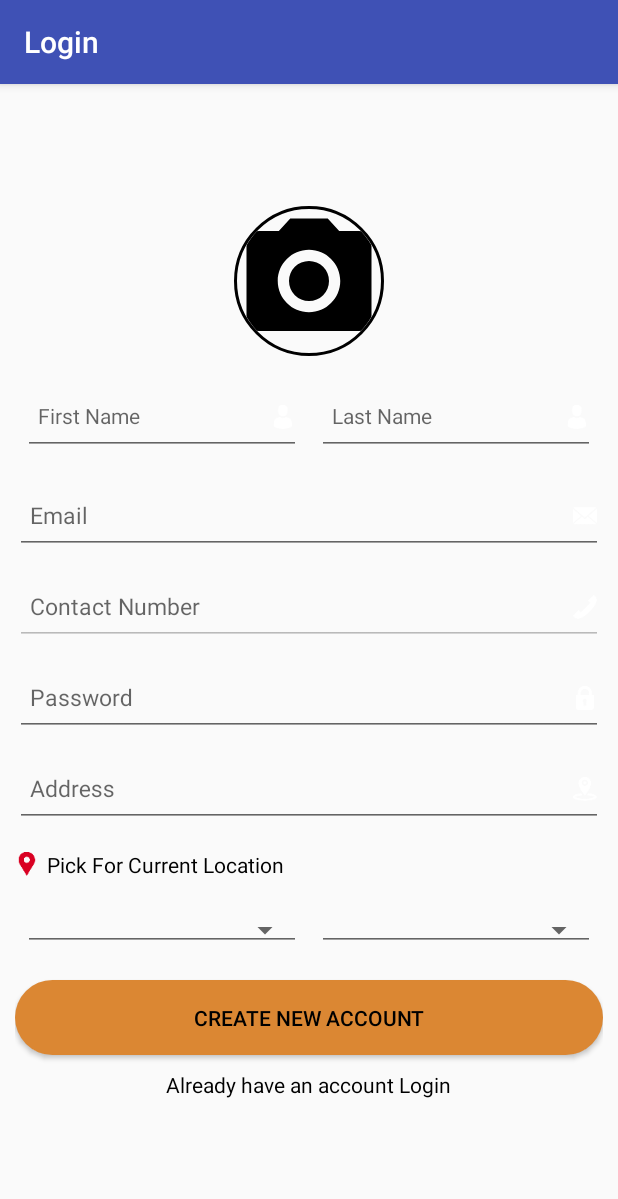
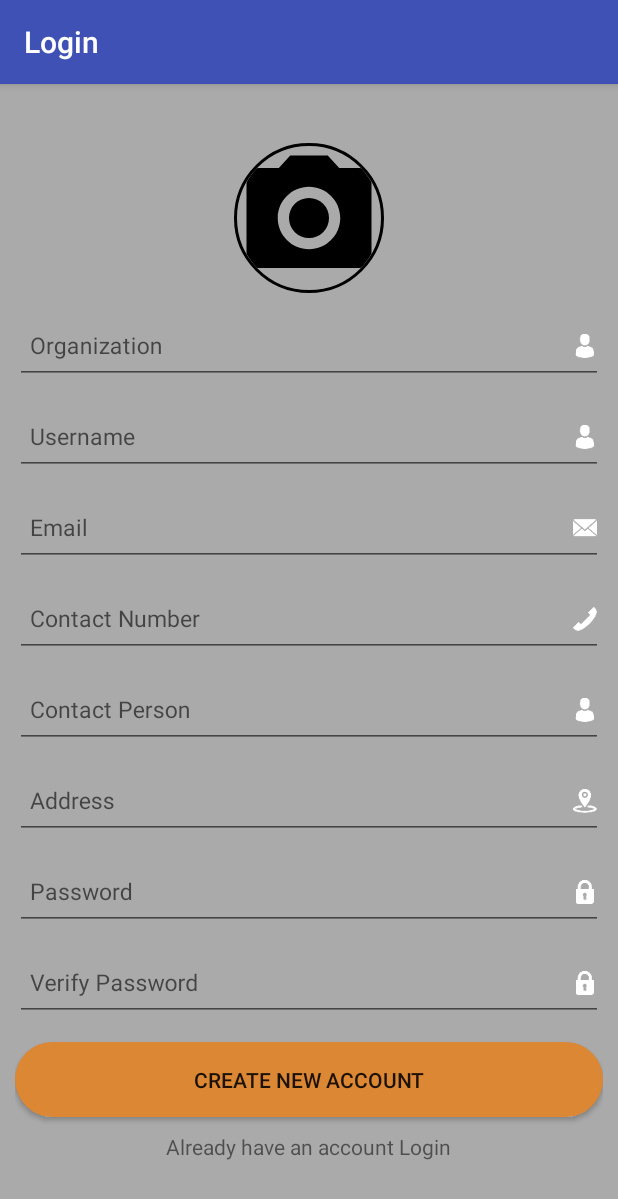
Before and after one commit to codebasepk/carcare, an Android app: the fragment SignUp placed in its activity, on a phone screen of 412 x 824 dp. Shown: the top 1199 px of the screen. Run offline under Robolectric (Android 15) with nearby library versions, the phone set to English and light mode, and no system bars; our stand-ins replace CircleImageView.

Commit message:
add registration

```diff
--- a/app/src/main/java/com/byteshaft/carecare/serviceprovidersaccount/Login.java
+++ b/app/src/main/java/com/byteshaft/carecare/serviceprovidersaccount/Login.java
@@ -5,6 +5,7 @@ import android.support.annotation.NonNull;
 import android.support.annotation.Nullable;
 import android.support.v4.app.Fragment;
 import android.support.v7.app.AppCompatActivity;
+import android.util.Log;
 import android.view.LayoutInflater;
 import android.view.View;
 import android.view.ViewGroup;
@@ -13,8 +14,16 @@ import android.widget.EditText;
 import android.widget.TextView;
 
 import com.byteshaft.carecare.R;
+import com.byteshaft.carecare.utils.AppGlobals;
+import com.byteshaft.carecare.utils.Helpers;
+import com.byteshaft.requests.HttpRequest;
 
-public class Login extends Fragment implements View.OnClickListener {
+import org.json.JSONException;
+import org.json.JSONObject;
+
+import java.net.HttpURLConnection;
+
+public class Login extends Fragment implements View.OnClickListener, HttpRequest.OnReadyStateChangeListener, HttpRequest.OnErrorListener {
 
     private View mBaseView;
 
@@ -24,6 +33,8 @@ public class Login extends Fragment implements View.OnClickListener {
     private EditText mEmailEditText;
     private EditText mPasswordEditText;
 
+    private String mEmailString;
+    private String mPasswordString;
 
     @Nullable
     @Override
@@ -49,6 +60,9 @@ public class Login extends Fragment implements View.OnClickListener {
     public void onClick(View view) {
         switch (view.getId()) {
             case R.id.button_sign_in:
+                if (validate()) {
+                    loginUser(mEmailString, mPasswordString);
+                }
                 break;
             case R.id.sign_up_text_view:
                 ServiceProviderAccount.getInstance().loadFragment(new SignUp());
@@ -58,4 +72,73 @@ public class Login extends Fragment implements View.OnClickListener {
                 break;
         }
     }
+
+    public boolean validate() {
+        boolean valid = true;
+        mEmailString = mEmailEditText.getText().toString();
+        mPasswordString = mPasswordEditText.getText().toString();
+        if (mEmailString.trim().isEmpty() || !android.util.Patterns.EMAIL_ADDRESS.matcher(mEmailString).matches()) {
+            mEmailEditText.setError("Please provide a valid email");
+            valid = false;
+        } else {
+            mEmailEditText.setError(null);
+        }
+
+        if (mPasswordString.isEmpty() || mPasswordEditText.length() < 4) {
+            mPasswordEditText.setError("Enter minimum 4 alphanumeric characters");
+            valid = false;
+        } else {
+            mPasswordEditText.setError(null);
+        }
+        return valid;
+    }
+
+
+    private void loginUser(String email, String password) {
+        HttpRequest request = new HttpRequest(getActivity());
+        request.setOnReadyStateChangeListener(this);
+        request.setOnErrorListener(this);
+        request.open("POST", String.format("%slogin", AppGlobals.BASE_URL));
+        request.send(getUserLoginData(email, password));
+        Helpers.showProgressDialog(getActivity(), "Logging In");
+    }
+
+
+    private String getUserLoginData(String email, String password) {
+        JSONObject jsonObject = new JSONObject();
+        try {
+            jsonObject.put("email", email);
+            jsonObject.put("password", password);
+        } catch (JSONException e) {
+            e.printStackTrace();
+        }
+        return jsonObject.toString();
+
+    }
+
+    @Override
+    public void onReadyStateChange(HttpRequest request, int readyState) {
+        switch (readyState) {
+            case HttpRequest.STATE_DONE:
+                Log.wtf("login", request.getResponseText());
+                Helpers.dismissProgressDialog();
+                switch (request.getStatus()) {
+                    case HttpURLConnection.HTTP_OK:
+                        Log.wtf("login", request.getResponseText());
+                        break;
+                    case HttpURLConnection.HTTP_FORBIDDEN:
+                        // TODO: 29/05/2018 User Not active
+                        ServiceProviderAccount.getInstance().loadFragment(new CodeConfrimation());
+                        AppGlobals.saveDataToSharedPreferences(AppGlobals.KEY_EMAIL, mEmailString);
+                        break;
+                    case HttpURLConnection.HTTP_BAD_REQUEST:
+                        // TODO: 29/05/2018 Enter a valid Email Address
+                }
+        }
+    }
+
+    @Override
+    public void onError(HttpRequest request, int readyState, short error, Exception exception) {
+
+    }
 }
--- a/app/src/main/java/com/byteshaft/carecare/serviceprovidersaccount/SignUp.java
+++ b/app/src/main/java/com/byteshaft/carecare/serviceprovidersaccount/SignUp.java
@@ -4,21 +4,187 @@ import android.os.Bundle;
 import android.support.annotation.NonNull;
 import android.support.annotation.Nullable;
 import android.support.v4.app.Fragment;
+import android.util.Log;
 import android.view.LayoutInflater;
 import android.view.View;
 import android.view.ViewGroup;
+import android.widget.Button;
+import android.widget.EditText;
+import android.widget.TextView;
 
 import com.byteshaft.carecare.R;
+import com.byteshaft.carecare.utils.AppGlobals;
+import com.byteshaft.carecare.utils.Helpers;
+import com.byteshaft.requests.HttpRequest;
 
-public class SignUp extends Fragment {
+import org.json.JSONException;
+import org.json.JSONObject;
+
+import java.net.HttpURLConnection;
+
+public class SignUp extends Fragment implements View.OnClickListener, HttpRequest.OnReadyStateChangeListener, HttpRequest.OnErrorListener {
 
     private View mBaseView;
+    private EditText etOrganizationName, etUsername, etEmail, etContactNumber, etContactPerson, etPassword,
+            etAddress, etVerifyPassword;
+
+    private Button mButtonCreateAccoutn;
+    private TextView mButtonLogin;
+
+    private String organizationName, username, email, contactNumber, contactPerson, password, address, verifyPassword;
+
 
     @Nullable
     @Override
     public View onCreateView(@NonNull LayoutInflater inflater, @Nullable ViewGroup container, @Nullable Bundle savedInstanceState) {
         mBaseView = inflater.inflate(R.layout.fragment_service_provider_sign_up, container, false);
+        etOrganizationName = mBaseView.findViewById(R.id.organization_edit_text);
+        etUsername = mBaseView.findViewById(R.id.username_edit_text);
+        etEmail = mBaseView.findViewById(R.id.email_edit_text);
+        etContactNumber = mBaseView.findViewById(R.id.contact_number_edit_text);
+        etContactPerson = mBaseView.findViewById(R.id.contact_person_edit_text);
+        etPassword = mBaseView.findViewById(R.id.password_edit_text);
+        etAddress = mBaseView.findViewById(R.id.address_edit_text);
+        etVerifyPassword = mBaseView.findViewById(R.id.verify_password_edit_text);
 
+
+        mButtonCreateAccoutn = mBaseView.findViewById(R.id.register_button);
+        mButtonLogin = mBaseView.findViewById(R.id.sign_up_text_view);
+        mButtonCreateAccoutn.setOnClickListener(this);
+        mButtonLogin.setOnClickListener(this);
         return mBaseView;
     }
+
+    @Override
+    public void onClick(View view) {
+        switch (view.getId()) {
+            case R.id.register_button:
+                if (validateEditText()) {
+                    registerUser(organizationName, email, username, contactPerson, contactNumber, address, password, "Provider");
+                }
+                break;
+            case R.id.sign_up_text_view:
+                ServiceProviderAccount.getInstance().loadFragment(new Login());
+                break;
+        }
+    }
+
+    private boolean validateEditText() {
+        boolean valid = true;
+        organizationName = etOrganizationName.getText().toString();
+        username = etUsername.getText().toString();
+        email = etEmail.getText().toString();
+        contactNumber = etContactNumber.getText().toString();
+        contactPerson = etContactPerson.getText().toString();
+        password = etPassword.getText().toString();
+        verifyPassword = etVerifyPassword.getText().toString();
+        address = etAddress.getText().toString();
+
+        if (organizationName.trim().isEmpty()) {
+            etOrganizationName.setError("required");
+            valid = false;
+        } else {
+            etOrganizationName.setError(null);
+        }
+
+        if (username.trim().isEmpty()) {
+            etUsername.setError("required");
+            valid = false;
+        } else {
+            etUsername.setError(null);
+        }
+
+        if (contactNumber.trim().isEmpty()) {
+            etContactNumber.setError("required");
+            valid = false;
+        } else {
+            etContactNumber.setError(null);
+        }
+
+        if (contactPerson.trim().isEmpty()) {
+            etContactPerson.setError("required");
+            valid = false;
+        } else {
+            etContactPerson.setError(null);
+        }
+
+        if (address.trim().isEmpty()) {
+            etAddress.setError("required");
+            valid = false;
+        } else {
+            etAddress.setError(null);
+        }
+
+        if (email.trim().isEmpty() || !android.util.Patterns.EMAIL_ADDRESS.matcher(email).matches()) {
+            etEmail.setError("Please provide a valid email");
+            valid = false;
+        } else {
+            etEmail.setError(null);
+        }
+        if (password.trim().isEmpty() || password.length() < 4) {
+            etPassword.setError("enter at least 4 characters");
+            valid = false;
+        } else {
+            etPassword.setError(null);
+        }
+
+        if (verifyPassword.trim().isEmpty() || verifyPassword.length() < 4 ||
+                !password.equals(verifyPassword)) {
+            etVerifyPassword.setError("password does not match");
+            valid = false;
+        } else {
+            etVerifyPassword.setError(null);
+        }
+        return valid;
+    }
+
+    private void registerUser(String name, String email, String userName, String contactPerson,
+                              String contactNumber, String address, String password,
+                              String accountType) {
+        HttpRequest request = new HttpRequest(getActivity());
+        request.setOnReadyStateChangeListener(this);
+        request.setOnErrorListener(this);
+        request.open("POST", String.format("%sregister-provider", AppGlobals.BASE_URL));
+        request.send(getRegisterData(name, email, userName, contactPerson, contactNumber, address, password, accountType));
+        Helpers.showProgressDialog(getActivity(), "Registering...");
+    }
+
+    private String getRegisterData(String name, String email, String userName, String contactPerson,
+                                   String contactNumber, String address, String password,
+                                   String accountType) {
+        JSONObject jsonObject = new JSONObject();
+        try {
+            jsonObject.put("account_type", accountType);
+            jsonObject.put("name", name);
+            jsonObject.put("username", userName);
+            jsonObject.put("email", email);
+            jsonObject.put("address", address);
+            jsonObject.put("contact_person", contactPerson);
+            jsonObject.put("contact_number", contactNumber);
+            jsonObject.put("password", password);
+        } catch (JSONException e) {
+            e.printStackTrace();
+        }
+        return jsonObject.toString();
+
+    }
+
+    @Override
+    public void onReadyStateChange(HttpRequest request, int readyState) {
+        switch (readyState) {
+            case HttpRequest.STATE_DONE:
+                Log.wtf("Done", request.getResponseText());
+                Helpers.dismissProgressDialog();
+                Log.i("TAG", "Response " + request.getResponseText());
+                switch (request.getStatus()) {
+                    case HttpURLConnection.HTTP_CREATED:
+                        Log.wtf("Created", request.getResponseText());
+                }
+        }
+    }
+
+    @Override
+    public void onError(HttpRequest request, int readyState, short error, Exception exception) {
+        Helpers.dismissProgressDialog();
+    }
 }
--- a/app/src/main/java/com/byteshaft/carecare/utils/AppGlobals.java
+++ b/app/src/main/java/com/byteshaft/carecare/utils/AppGlobals.java
@@ -25,6 +25,8 @@ public class AppGlobals extends Application {
     public static final String BASE_URL = String.format("%s/api/", SERVER_IP);
     public static final String KEY_USER_NAME = "username";
     public static final String KEY_FULL_NAME = "full_name";
+    public static final String KEY_ORGANIZATION_NAME = "name";
+    public static final String KEY_USER_TYPE = "user_type";
     public static final String KEY_FIRST_NAME = "first_name";
     public static final String KEY_LAST_NAME = "last_name";
     public static final String KEY_MOBILE_NUMBER = "mobile_number";
--- a/app/src/main/res/layout/fragment_service_provider_sign_up.xml
+++ b/app/src/main/res/layout/fragment_service_provider_sign_up.xml
@@ -2,7 +2,8 @@
 <RelativeLayout xmlns:android="http://schemas.android.com/apk/res/android"
     xmlns:app="http://schemas.android.com/apk/res-auto"
     android:layout_width="match_parent"
-    android:layout_height="match_parent">
+    android:layout_height="match_parent"
+    android:background="@android:color/darker_gray">
 
     <ScrollView
         android:layout_width="match_parent"
@@ -24,62 +25,37 @@
                 app:civ_border_color="#000"
                 app:civ_border_width="2dp" />
 
-            <LinearLayout
-                android:id="@+id/edit_text_layout"
-                android:layout_width="match_parent"
-                android:layout_height="wrap_content"
-                android:orientation="horizontal"
-                android:weightSum="2.0">
-
-                <RelativeLayout
-                    android:id="@+id/Phone_one"
-                    android:layout_width="match_parent"
-                    android:layout_height="match_parent"
-                    android:layout_weight="1.0"
-                    android:padding="5dp">
 
             <android.support.design.widget.TextInputLayout
                 android:layout_width="match_parent"
                 android:layout_height="wrap_content">
 
                 <EditText
-                            android:id="@+id/first_name_edit_text"
+                    android:id="@+id/organization_edit_text"
                     android:layout_width="match_parent"
                     android:layout_height="50dp"
                     android:drawableRight="@mipmap/user"
-                            android:hint="First Name"
-                            android:inputType="text"
+                    android:hint="Organization"
+                    android:inputType="textEmailAddress"
                     android:paddingLeft="10sp"
-                            android:textColor="#000"
-                            android:textSize="14sp" />
+                    android:textSize="15sp" />
             </android.support.design.widget.TextInputLayout>
-
-                </RelativeLayout>
-
-                <RelativeLayout
-                    android:id="@+id/Phone_two"
-                    android:layout_width="match_parent"
-                    android:layout_height="match_parent"
-                    android:layout_weight="1.0"
-                    android:padding="5dp">
 
             <android.support.design.widget.TextInputLayout
                 android:layout_width="match_parent"
                 android:layout_height="wrap_content">
 
                 <EditText
-                            android:id="@+id/last_name_edit_text"
+                    android:id="@+id/username_edit_text"
                     android:layout_width="match_parent"
                     android:layout_height="50dp"
                     android:drawableRight="@mipmap/user"
-                            android:hint="Last Name"
-                            android:inputType="text"
+                    android:hint="Username"
+                    android:inputType="textEmailAddress"
                     android:paddingLeft="10sp"
-                            android:textColor="#000"
-                            android:textSize="14sp" />
+
+                    android:textSize="15sp" />
             </android.support.design.widget.TextInputLayout>
-                </RelativeLayout>
-            </LinearLayout>
 
             <android.support.design.widget.TextInputLayout
                 android:layout_width="match_parent"
@@ -93,8 +69,7 @@
                     android:hint="Email"
                     android:inputType="textEmailAddress"
                     android:paddingLeft="10sp"
-                    android:textColor="#000"
-                    android:textColorHint="#000"
+
                     android:textSize="15sp" />
             </android.support.design.widget.TextInputLayout>
 
@@ -107,12 +82,10 @@
                     android:layout_width="match_parent"
                     android:layout_height="50dp"
                     android:drawableRight="@mipmap/contact"
-                    android:enabled="false"
                     android:hint="Contact Number"
-                    android:inputType="number"
+                    android:inputType="phone"
                     android:paddingLeft="10sp"
-                    android:textColor="#000"
-                    android:textColorHint="#000"
+
                     android:textSize="15sp" />
             </android.support.design.widget.TextInputLayout>
 
@@ -121,17 +94,17 @@
                 android:layout_height="wrap_content">
 
                 <EditText
-                    android:id="@+id/password_edit_text"
+                    android:id="@+id/contact_person_edit_text"
                     android:layout_width="match_parent"
                     android:layout_height="50dp"
-                    android:hint="Password"
-                    android:drawableRight="@mipmap/password"
-                    android:inputType="numberPassword"
+                    android:drawableRight="@mipmap/user"
+                    android:hint="Contact Person"
+                    android:inputType="number"
                     android:paddingLeft="10sp"
-                    android:textColor="#000"
-                    android:textColorHint="#000"
+
                     android:textSize="15sp" />
             </android.support.design.widget.TextInputLayout>
+
 
             <android.support.design.widget.TextInputLayout
                 android:layout_width="match_parent"
@@ -145,76 +118,61 @@
                     android:hint="Address"
                     android:inputType="text"
                     android:paddingLeft="10sp"
-                    android:textColor="#000"
-                    android:textColorHint="#000"
+
                     android:textSize="15sp" />
             </android.support.design.widget.TextInputLayout>
 
-            <TextView
-                android:id="@+id/pick_for_current_location"
-                android:layout_width="wrap_content"
+
+            <android.support.design.widget.TextInputLayout
+                android:layout_width="match_parent"
+                android:layout_height="wrap_content">
+
+                <EditText
+                    android:id="@+id/password_edit_text"
+                    android:layout_width="match_parent"
                     android:layout_height="50dp"
-                android:drawableLeft="@mipmap/location"
-                android:drawablePadding="5dp"
-                android:gravity="center"
-                android:text="Pick For Current Location"
-                android:textColor="#000"
-                android:textColorHint="#000" />
+                    android:drawableRight="@mipmap/password"
+                    android:hint="Password"
+                    android:inputType="textPassword"
+                    android:paddingLeft="10sp"
 
-            <LinearLayout xmlns:android="http://schemas.android.com/apk/res/android"
-                android:id="@+id/main_rel"
+                    android:textSize="15sp" />
+            </android.support.design.widget.TextInputLayout>
+
+
+            <android.support.design.widget.TextInputLayout
                 android:layout_width="match_parent"
-                android:layout_height="match_parent"
-                android:orientation="horizontal"
-                android:weightSum="2.0">
+                android:layout_height="wrap_content">
 
-                <RelativeLayout
-                    android:id="@+id/child_one"
+                <EditText
+                    android:id="@+id/verify_password_edit_text"
                     android:layout_width="match_parent"
-                    android:layout_height="match_parent"
-                    android:layout_weight="1"
-                    android:padding="5dp">
+                    android:layout_height="50dp"
+                    android:drawableRight="@mipmap/password"
+                    android:hint="Verify Password"
+                    android:inputType="textPassword"
+                    android:paddingLeft="10sp"
 
-                    <Spinner
-                        android:id="@+id/states_spinner"
-                        style="@style/Widget.AppCompat.Spinner.Underlined"
-                        android:layout_width="match_parent"
-                        android:layout_height="wrap_content" />
-
-                </RelativeLayout>
-
-                <RelativeLayout
-                    android:id="@+id/child_two"
-                    android:layout_width="match_parent"
-                    android:layout_height="match_parent"
-                    android:layout_weight="1.0"
-                    android:padding="5dp">
-
-                    <Spinner
-                        android:id="@+id/cities_spinner"
-                        style="@style/Widget.AppCompat.Spinner.Underlined"
-                        android:layout_width="match_parent"
-                        android:layout_height="wrap_content" />
-                </RelativeLayout>
-            </LinearLayout>
+                    android:textSize="15sp" />
+            </android.support.design.widget.TextInputLayout>
 
             <android.support.v7.widget.AppCompatButton
-                android:id="@+id/update_button"
+                android:id="@+id/register_button"
                 android:layout_width="match_parent"
                 android:layout_height="50dp"
                 android:layout_marginTop="14dp"
                 android:background="@drawable/button_background"
-                android:text="CREATE NEW ACCOUNT"
-                android:textColor="#000" />
+                android:text="CREATE NEW ACCOUNT" />
+
             <TextView
                 android:id="@+id/sign_up_text_view"
                 android:layout_width="wrap_content"
                 android:layout_height="wrap_content"
+                android:layout_gravity="center_horizontal"
+                android:layout_marginBottom="10dp"
                 android:layout_marginTop="10dp"
-                android:layout_gravity="center_horizontal"
                 android:text="Already have an account Login"
-                android:layout_marginBottom="10dp"
-                android:textColor="#000"
+
                 android:textSize="14sp" />
         </LinearLayout>
     </ScrollView>
--- a/app/src/main/res/layout/fragment_user_login.xml
+++ b/app/src/main/res/layout/fragment_user_login.xml
@@ -60,7 +60,7 @@
                     android:layout_height="50dp"
                     android:hint="Password"
                     android:drawableRight="@mipmap/password"
-                    android:inputType="numberPassword"
+                    android:inputType="textPassword"
                     android:paddingLeft="10sp"
                     android:textColor="#000"
                     android:textColorHint="#000"
```
Also changed, not shown: app/src/main/AndroidManifest.xml (+5 -3 lines), app/src/main/java/com/byteshaft/carecare/serviceprovidersaccount/CodeConfrimation.java (+187 -2 lines), app/src/main/res/layout/fragment_user_code_confirmation.xml (+9 -9 lines). Lines whose indentation alone changed are shown as unchanged.
